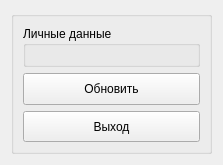
First picture: the form in client/forms/table.ui, repository agaltsevstas/Employees, before the edit.
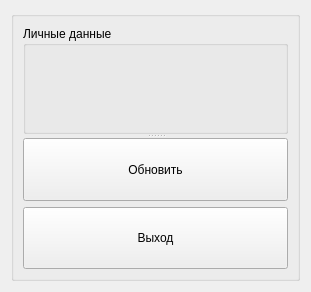
Second picture: the form after the edit.

Diff of the .ui file:
```diff
--- a/client/forms/table.ui
+++ b/client/forms/table.ui
@@ -6,12 +6,12 @@
    <rect>
     <x>0</x>
     <y>0</y>
-    <width>223</width>
-    <height>165</height>
+    <width>311</width>
+    <height>292</height>
    </rect>
   </property>
   <property name="sizePolicy">
-   <sizepolicy hsizetype="Expanding" vsizetype="Preferred">
+   <sizepolicy hsizetype="Preferred" vsizetype="Preferred">
     <horstretch>0</horstretch>
     <verstretch>0</verstretch>
    </sizepolicy>
@@ -39,7 +39,17 @@
        </sizepolicy>
       </property>
       <layout class="QGridLayout" name="gridLayout">
-       <item row="0" column="0" colspan="2">
+       <item row="0" column="0">
+        <widget class="QSplitter" name="splitter_2">
+         <property name="sizePolicy">
+          <sizepolicy hsizetype="Preferred" vsizetype="Preferred">
+           <horstretch>0</horstretch>
+           <verstretch>20</verstretch>
+          </sizepolicy>
+         </property>
+         <property name="orientation">
+          <enum>Qt::Vertical</enum>
+         </property>
         <widget class="QGroupBox" name="PersonalData">
          <property name="sizePolicy">
           <sizepolicy hsizetype="Preferred" vsizetype="Preferred">
@@ -52,21 +62,9 @@
          </property>
          <layout class="QGridLayout" name="gridLayout_2"/>
         </widget>
-       </item>
-       <item row="3" column="0" colspan="2">
-        <widget class="QPushButton" name="exit">
-         <property name="sizePolicy">
-          <sizepolicy hsizetype="Preferred" vsizetype="Preferred">
-           <horstretch>0</horstretch>
-           <verstretch>0</verstretch>
-          </sizepolicy>
-         </property>
-         <property name="text">
-          <string>Выход</string>
-         </property>
-        </widget>
-       </item>
-       <item row="2" column="0" colspan="2">
+         <widget class="QWidget" name="verticalLayoutWidget">
+          <layout class="QGridLayout" name="gridLayout_6">
+           <item row="0" column="0">
         <widget class="QPushButton" name="update">
          <property name="sizePolicy">
           <sizepolicy hsizetype="Preferred" vsizetype="Preferred">
@@ -77,6 +75,23 @@
          <property name="text">
           <string>Обновить</string>
          </property>
+            </widget>
+           </item>
+           <item row="1" column="0">
+            <widget class="QPushButton" name="exit">
+             <property name="sizePolicy">
+              <sizepolicy hsizetype="Preferred" vsizetype="Preferred">
+               <horstretch>0</horstretch>
+               <verstretch>0</verstretch>
+              </sizepolicy>
+             </property>
+             <property name="text">
+              <string>Выход</string>
+             </property>
+            </widget>
+           </item>
+          </layout>
+         </widget>
         </widget>
        </item>
       </layout>
```
Lines whose indentation alone changed are shown as unchanged.
